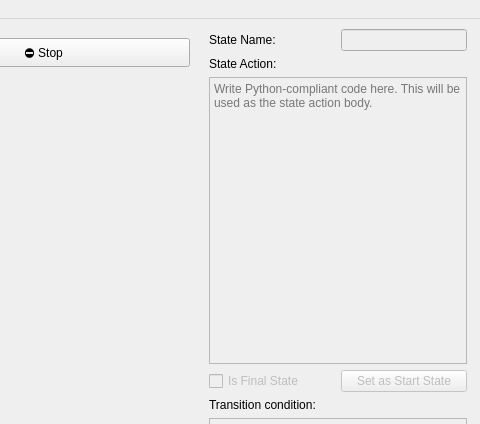
Old version of the form src/mainwindow.ui in the repository JosefAmbruz/ICP-projekt; both pictures show x 751 to 1231 and y 0 to 424 of the 1231 by 806 pixel window.
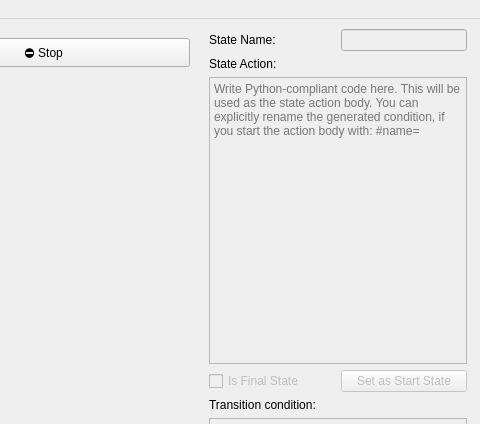
New version of the form.

```diff
--- a/src/mainwindow.ui
+++ b/src/mainwindow.ui
@@ -83,7 +83,7 @@
 &lt;p style=&quot;-qt-paragraph-type:empty; margin-top:0px; margin-bottom:0px; margin-left:0px; margin-right:0px; -qt-block-indent:0; text-indent:0px; font-family:'Segoe UI';&quot;&gt;&lt;br /&gt;&lt;/p&gt;&lt;/body&gt;&lt;/html&gt;</string>
        </property>
        <property name="placeholderText">
-        <string>Write Python-compliant code here. This will be used as the state action body.</string>
+        <string>Write Python-compliant code here. This will be used as the state action body. You can explicitly rename the generated condition, if you start the action body with: #name=&lt;yourfunctionname&gt;</string>
        </property>
       </widget>
      </item>
```
